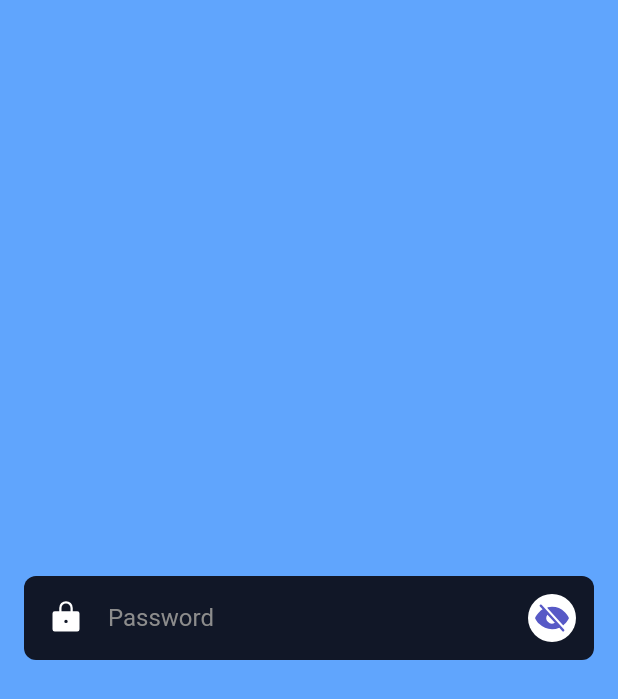
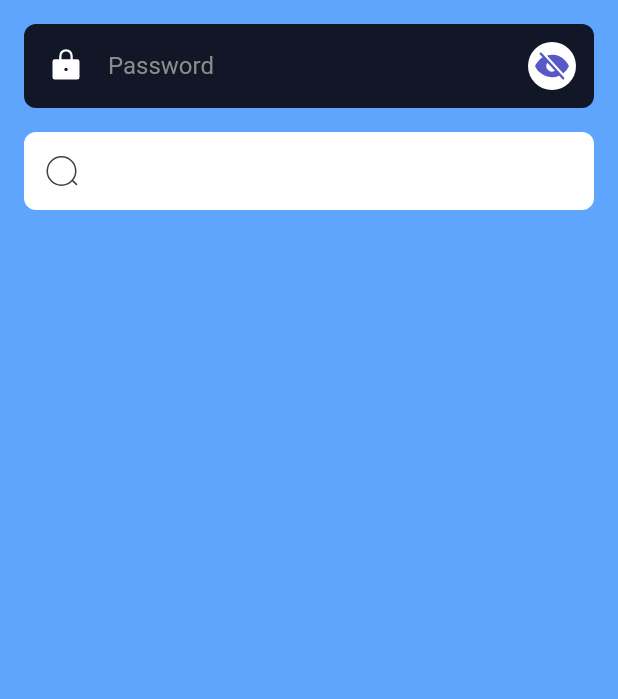
Before and after one commit to vanlooverenkoen/flutter_playground, a Flutter app: the screen it shows after launch, on a phone screen of 412 x 824 dp. Shown: the top 699 px of the screen. Run offline on Flutter 3.47's test engine with Material 2 defaults, Android fonts, the phone set to English and light mode, and no system bars; our stand-ins replace phosphor_flutter; missing offline and left inert: image_sequence_animator.

Commit message:
Added the search field

```diff
--- a/password_field/lib/screen/home_screen.dart
+++ b/password_field/lib/screen/home_screen.dart
@@ -1,6 +1,7 @@
 import 'package:flutter/material.dart';
 import 'package:flutter/services.dart';
 import 'package:password_field/widget/password_field.dart';
+import 'package:password_field/widget/search_field.dart';
 
 class HomeScreen extends StatelessWidget {
   const HomeScreen({super.key});
@@ -11,10 +12,16 @@ class HomeScreen extends StatelessWidget {
       backgroundColor: const Color(0xff60A5fD),
       body: AnnotatedRegion(
         value: SystemUiOverlayStyle.light.copyWith(systemNavigationBarColor: Colors.transparent),
-        child: const Center(
+        child: SafeArea(
           child: Padding(
-            padding: EdgeInsets.all(16),
-            child: PasswordField(),
+            padding: const EdgeInsets.all(16),
+            child: Column(
+              children: const [
+                PasswordField(),
+                SizedBox(height: 16),
+                SearchField(),
+              ],
+            ),
           ),
         ),
       ),
--- /dev/null
+++ b/password_field/lib/widget/search_field.dart
@@ -0,0 +1,152 @@
+import 'dart:async';
+import 'dart:math';
+
+import 'package:flutter/material.dart';
+import 'package:phosphor_flutter/phosphor_flutter.dart';
+
+class SearchField extends StatefulWidget {
+  const SearchField({super.key});
+
+  @override
+  State<SearchField> createState() => _SearchFieldState();
+}
+
+class _SearchFieldState extends State<SearchField> {
+  static const _cursorColor = Color(0xFF3F3F3F);
+  static const _backgroundColor = Color(0xFFFFFFFF);
+  static const _animationDuration = Duration(milliseconds: 100);
+
+  final _key = GlobalKey();
+  late FocusNode _focusNode;
+  late TextEditingController _textController;
+
+  Timer? _timer;
+
+  var _showSearchIconHandle = true;
+  var _showSearchHandle = true;
+  var _showCursor = false;
+
+  @override
+  void initState() {
+    _textController = TextEditingController();
+    _focusNode = FocusNode();
+    _focusNode.addListener(_onFocusChanged);
+    super.initState();
+  }
+
+  @override
+  void dispose() {
+    _textController.dispose();
+    _focusNode.removeListener(_onFocusChanged);
+    _focusNode.dispose();
+    _timer?.cancel();
+    super.dispose();
+  }
+
+  @override
+  Widget build(BuildContext context) {
+    return Container(
+      decoration: BoxDecoration(borderRadius: BorderRadius.circular(8), color: _backgroundColor),
+      padding: const EdgeInsets.all(16),
+      child: Stack(
+        children: [
+          GestureDetector(
+            onTap: _onTap,
+            child: Material(
+              color: Colors.transparent,
+              child: IgnorePointer(
+                child: TextField(
+                  key: _key,
+                  controller: _textController,
+                  focusNode: _focusNode,
+                  style: const TextStyle(
+                    color: _cursorColor,
+                  ),
+                  cursorColor: _cursorColor,
+                  onChanged: _onChanged,
+                  decoration: const InputDecoration(
+                    contentPadding: EdgeInsets.zero,
+                    isDense: true,
+                    border: InputBorder.none,
+                  ),
+                ),
+              ),
+            ),
+          ),
+          Opacity(
+            opacity: _focusNode.hasFocus || _textController.text.isNotEmpty ? 0 : 1,
+            child: SizedBox(
+              width: 20,
+              height: 20,
+              child: Stack(
+                clipBehavior: Clip.none,
+                children: [
+                  if (_showSearchHandle) ...[
+                    AnimatedPositioned(
+                      right: _showSearchIconHandle ? 2 : 6,
+                      bottom: _showSearchIconHandle ? 0 : 4,
+                      duration: _animationDuration,
+                      curve: Curves.easeInOut,
+                      child: Transform.rotate(
+                        angle: -pi / 4,
+                        child: Container(
+                          color: _cursorColor,
+                          height: 5,
+                          width: 1,
+                        ),
+                      ),
+                    ),
+                  ],
+                  Positioned(
+                    left: -1,
+                    child: AnimatedContainer(
+                      decoration: BoxDecoration(
+                        borderRadius: BorderRadius.circular(16),
+                        border: Border.all(color: _cursorColor),
+                        color: _backgroundColor,
+                      ),
+                      duration: _animationDuration,
+                      width: _showCursor ? 2 : 20,
+                      curve: Curves.bounceInOut,
+                      height: 20,
+                    ),
+                  ),
+                ],
+              ),
+            ),
+          ),
+        ],
+      ),
+    );
+  }
+
+  void _onChanged(String value) => setState(() {});
+
+  Future<void> _onFocusChanged() async {
+    if (!_focusNode.hasFocus && _textController.text.isEmpty) {
+      setState(() => _showCursor = false);
+      await Future.delayed(_animationDuration * 2);
+      setState(() {
+        _showSearchHandle = true;
+        _showSearchIconHandle = true;
+      });
+    } else {
+      setState(() {});
+    }
+  }
+
+  Future<void> _onTap() async {
+    if (_textController.text.isNotEmpty) {
+      _focusNode.requestFocus();
+      return;
+    }
+    setState(() => _showSearchIconHandle = false);
+    await Future.delayed(_animationDuration * 2);
+    setState(() {
+      _showCursor = true;
+      _showSearchHandle = false;
+    });
+    await Future.delayed(_animationDuration * 3);
+    _focusNode.requestFocus();
+  }
+}
```
Also changed, not shown: password_field/repo_assets/demo2.gif (added), 1 other file.
